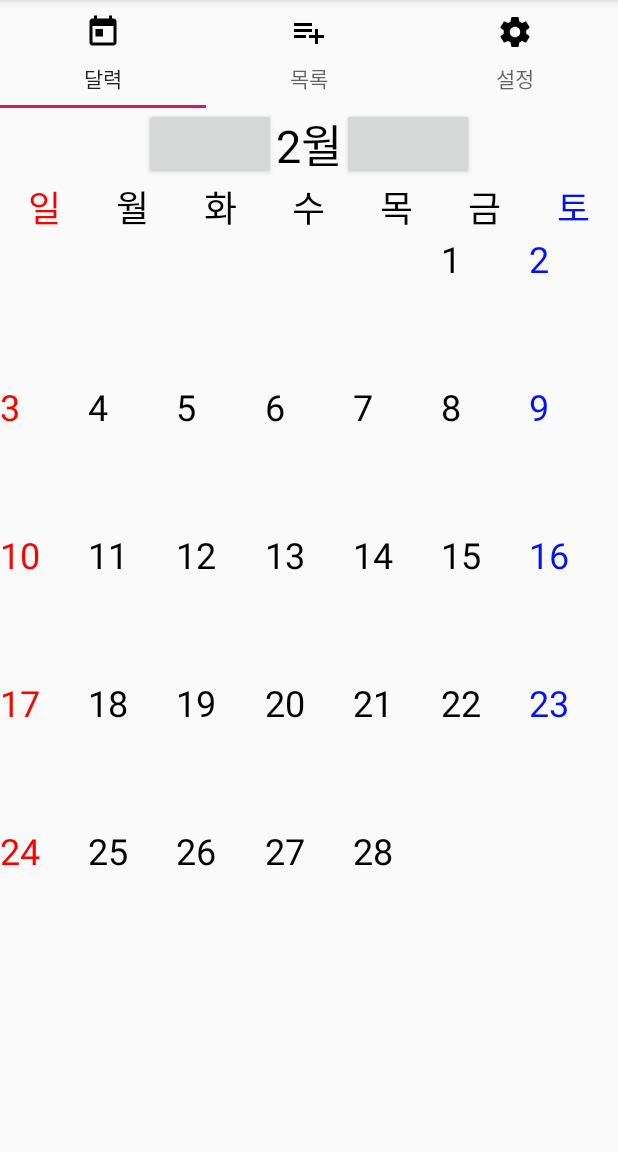
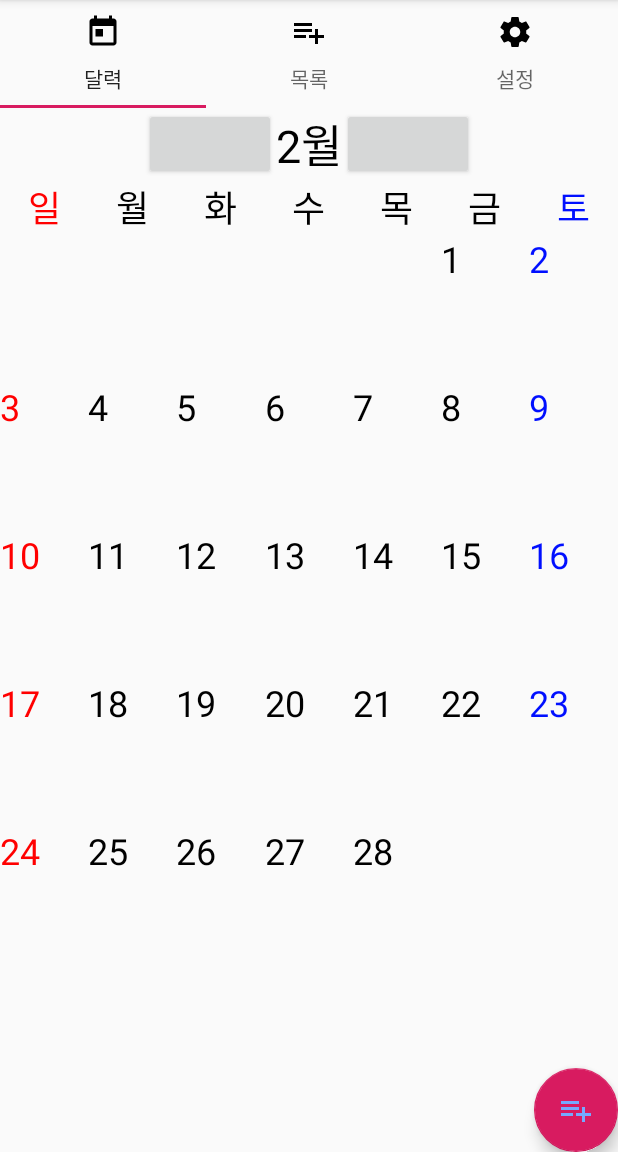
Before and after one commit to lou297/AccountBook, an Android app: the TabMenuActivity screen opened directly, with no data from a screen before it, on a phone screen of 412 x 824 dp, the part 84-1236 px from its top. Run offline under Robolectric (Android 15) with nearby library versions, the phone set to English and light mode, and no system bars.

Commit message:
기록 추가창 생성

```diff
--- a/app/src/main/AndroidManifest.xml
+++ b/app/src/main/AndroidManifest.xml
@@ -9,6 +9,8 @@
             android:roundIcon="@mipmap/ic_launcher_round"
             android:supportsRtl="true"
             android:theme="@style/AppTheme">
+        <activity android:name=".AddRecordActivity">
+        </activity>
         <activity android:name=".TabMenuActivity">
         </activity>
         <activity android:name=".MainActivity">
--- a/app/src/main/java/com/pingpong/householdledger/TabMenuActivity.kt
+++ b/app/src/main/java/com/pingpong/householdledger/TabMenuActivity.kt
@@ -1,5 +1,6 @@
 package com.pingpong.householdledger
 
+import android.content.Intent
 import android.support.v7.app.AppCompatActivity
 import android.os.Bundle
 import android.support.design.widget.TabLayout
@@ -13,6 +14,9 @@ class TabMenuActivity : AppCompatActivity() {
         super.onCreate(savedInstanceState)
         setContentView(R.layout.activity_tab_menu)
         CreateTabViewPager()
+        GoToAddRecordBut.setOnClickListener{
+            startActivity(Intent(this,AddRecordActivity::class.java))
+        }
     }
 
     private fun CreateTabViewPager(){
--- a/app/src/main/res/layout/activity_tab_menu.xml
+++ b/app/src/main/res/layout/activity_tab_menu.xml
@@ -1,22 +1,30 @@
 <?xml version="1.0" encoding="utf-8"?>
-<LinearLayout
+<RelativeLayout
         xmlns:android="http://schemas.android.com/apk/res/android"
         android:layout_width="match_parent"
-        android:layout_height="match_parent"
-        android:orientation="vertical">
+        android:layout_height="match_parent">
     <android.support.design.widget.TabLayout
             android:id="@+id/MainMenuTabLayout"
             android:layout_width="match_parent"
-            android:layout_height="wrap_content">
+            android:layout_height="wrap_content"
+            android:layout_alignParentTop="true">
 
     </android.support.design.widget.TabLayout>
 
     <android.support.v4.view.ViewPager
             android:id="@+id/MainMenuViewPager"
             android:layout_width="match_parent"
-            android:layout_height="match_parent">
+            android:layout_height="match_parent"
+            android:layout_below="@+id/MainMenuTabLayout">
 
     </android.support.v4.view.ViewPager>
+    <android.support.design.widget.FloatingActionButton
+            android:id="@+id/GoToAddRecordBut"
+            android:layout_width="wrap_content"
+            android:layout_height="wrap_content"
+            android:layout_alignParentBottom="true"
+            android:layout_alignParentRight="true"
+            android:src = "@drawable/tab_ic_list"/>
 
 
-</LinearLayout>
+</RelativeLayout>
```
Also changed, not shown: app/src/main/java/com/pingpong/householdledger/AddRecordActivity.kt (added, +15 -0 lines), app/src/main/res/layout/activity_add_record.xml (added, +97 -0 lines), app/src/main/res/values/array.xml (added, +8 -0 lines), app/src/main/res/values/strings.xml (+13 -1 lines).
